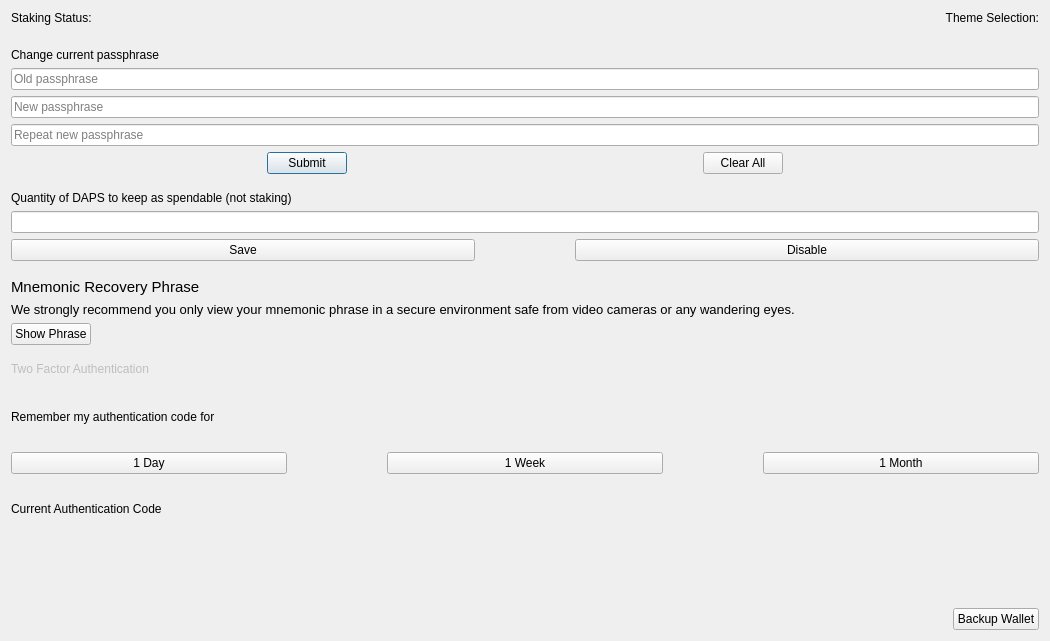
Qt form src/qt/forms/optionspage.ui (pedrorv0106/DAPS) before a commit.
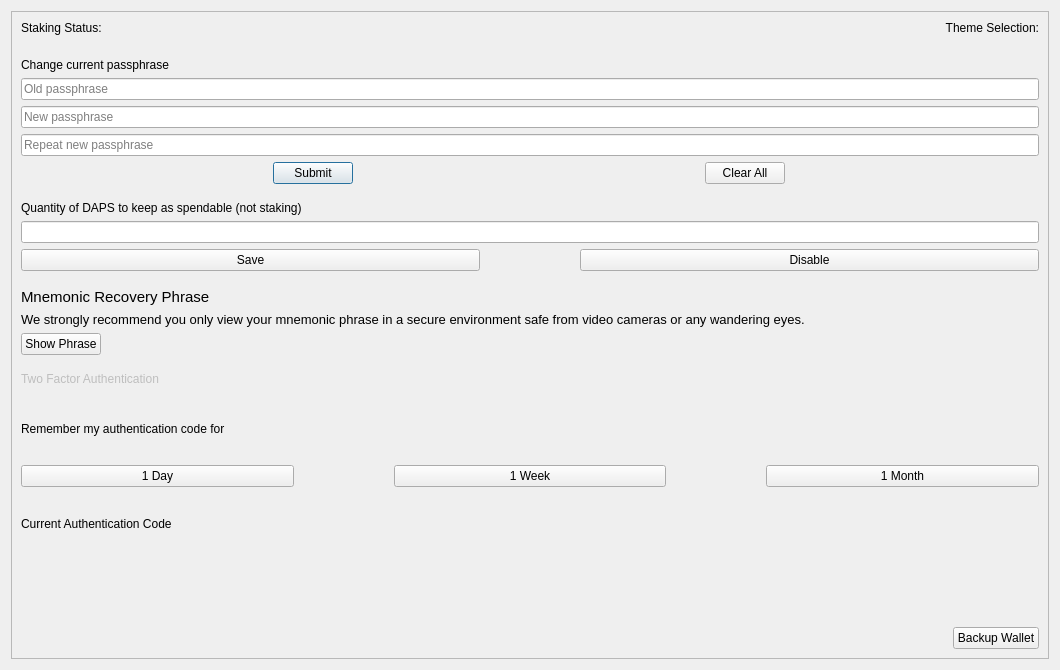
The same form after that commit. Custom widgets are drawn as their Qt base class.

Commit message: Add scrollArea to Settings

Patch:
```diff
--- a/src/qt/forms/optionspage.ui
+++ b/src/qt/forms/optionspage.ui
@@ -6,8 +6,8 @@
    <rect>
     <x>0</x>
     <y>0</y>
-    <width>1050</width>
-    <height>641</height>
+    <width>1060</width>
+    <height>670</height>
    </rect>
   </property>
   <property name="sizePolicy">
@@ -22,7 +22,22 @@
   <property name="sizeGripEnabled">
    <bool>false</bool>
   </property>
-  <layout class="QVBoxLayout" name="verticalLayout" stretch="0,0,0,0,0,0,0,0,0,0,0,0,0,0,0,0,0,0,0,0,0,0,0">
+  <layout class="QVBoxLayout" name="verticalLayout_2">
+   <item>
+    <widget class="QScrollArea" name="scrollArea">
+     <property name="widgetResizable">
+      <bool>true</bool>
+     </property>
+     <widget class="QWidget" name="scrollAreaWidgetContents">
+      <property name="geometry">
+       <rect>
+        <x>0</x>
+        <y>0</y>
+        <width>1040</width>
+        <height>650</height>
+       </rect>
+      </property>
+      <layout class="QVBoxLayout" name="verticalLayout">
    <item>
     <layout class="QHBoxLayout" name="hlLayout_9">
      <item>
@@ -340,7 +355,7 @@
      </property>
     </widget>
    </item>
-   <item alignment="Qt::AlignLeft">
+       <item>
     <widget class="QLabel" name="labelRecoveryDescription">
      <property name="enabled">
       <bool>true</bool>
@@ -573,6 +588,10 @@
      <property name="text">
       <string>Backup Wallet</string>
      </property>
+        </widget>
+       </item>
+      </layout>
+     </widget>
     </widget>
    </item>
   </layout>
```
Lines whose indentation alone changed are shown as unchanged.
